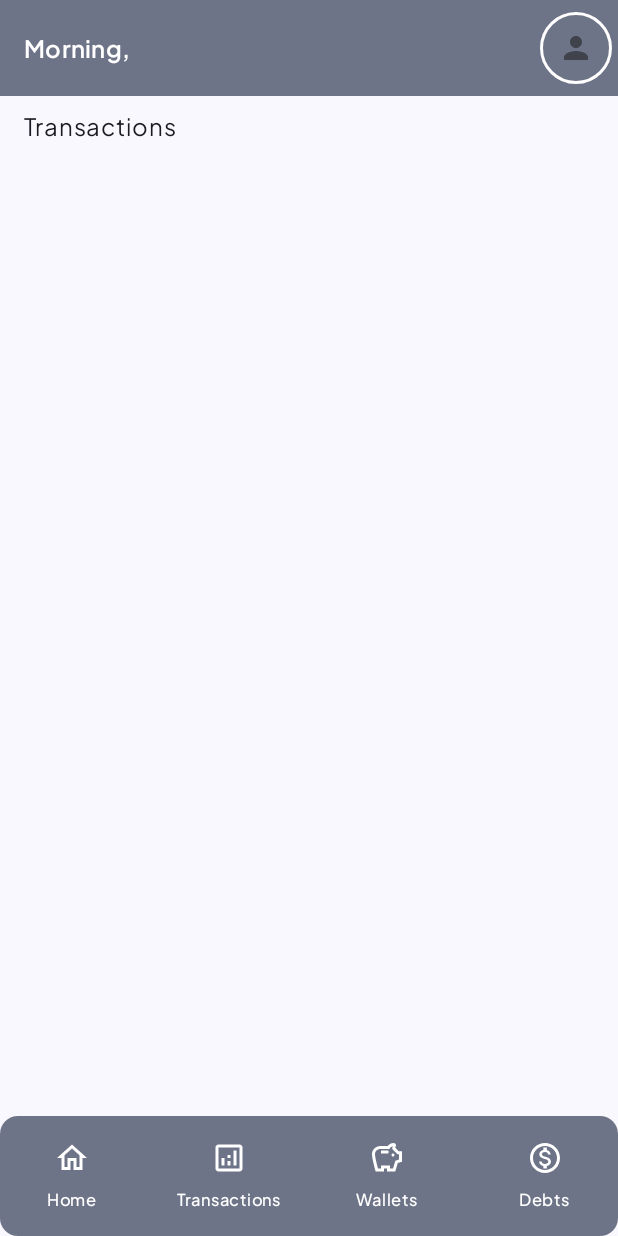
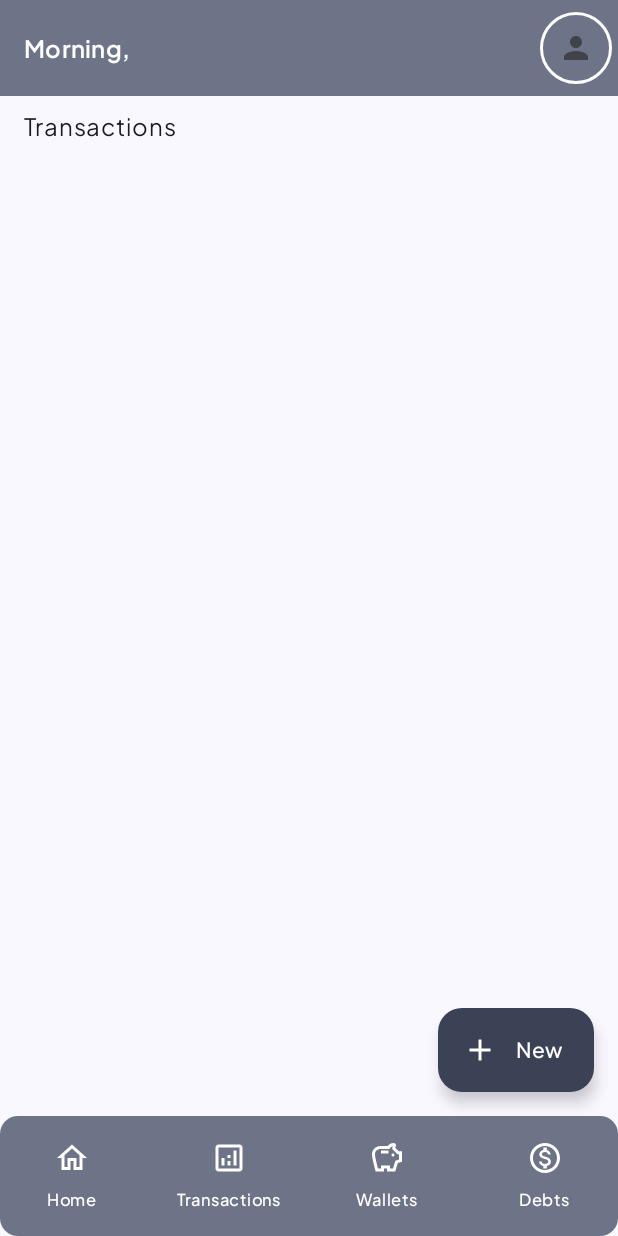
Before and after one commit to andreasmlbngaol/OneWallet, an Android app built with Jetpack Compose: the MainScreen screen opened through its navigation route, item 2 of the bottom bar chosen, on a phone screen of 412 x 824 dp. Run offline under Robolectric (Android 15) with nearby library versions, the phone set to English and light mode, and no system bars; our stand-ins replace Dagger/Hilt's generated code, Firebase (no records; nobody signed in at launch, a user with empty details on screens opened directly); 3 statements that could not run were skipped.

Commit message:
Testing Floating Action Button

```diff
--- a/app/build.gradle.kts
+++ b/app/build.gradle.kts
@@ -16,6 +16,7 @@ android {
     defaultConfig {
         applicationId = "com.mightysana.onewallet"
         minSdk = 30
+        //noinspection OldTargetApi
         targetSdk = 34
         versionCode = 1
         versionName = "1.0"
@@ -41,6 +42,7 @@ android {
     }
     kotlinOptions {
         jvmTarget = "11"
+        freeCompilerArgs += listOf("-Xlint:deprecation")
     }
     buildFeatures {
         compose = true
--- a/app/src/main/java/com/mightysana/onewallet/main/presentation/main/MainScreen.kt
+++ b/app/src/main/java/com/mightysana/onewallet/main/presentation/main/MainScreen.kt
@@ -1,11 +1,15 @@
 package com.mightysana.onewallet.main.presentation.main
 
+import androidx.compose.animation.AnimatedContent
 import androidx.compose.foundation.BorderStroke
 import androidx.compose.foundation.border
+import androidx.compose.foundation.layout.Arrangement
+import androidx.compose.foundation.layout.Column
 import androidx.compose.foundation.layout.fillMaxSize
 import androidx.compose.foundation.layout.padding
 import androidx.compose.foundation.shape.CircleShape
 import androidx.compose.material3.ExperimentalMaterial3Api
+import androidx.compose.material3.ExtendedFloatingActionButton
 import androidx.compose.material3.IconButton
 import androidx.compose.material3.MaterialTheme
 import androidx.compose.material3.NavigationBar
@@ -17,10 +21,12 @@ import androidx.compose.material3.Surface
 import androidx.compose.material3.Text
 import androidx.compose.material3.TopAppBar
 import androidx.compose.material3.TopAppBarDefaults
+import androidx.compose.material3.contentColorFor
 import androidx.compose.material3.rememberTopAppBarState
 import androidx.compose.runtime.Composable
 import androidx.compose.runtime.collectAsState
 import androidx.compose.runtime.getValue
+import androidx.compose.ui.Alignment
 import androidx.compose.ui.Modifier
 import androidx.compose.ui.draw.clip
 import androidx.compose.ui.input.nestedscroll.nestedScroll
@@ -98,11 +104,12 @@ fun MainScreen(
 
     val scrollBehavior = TopAppBarDefaults.exitUntilCollapsedScrollBehavior(rememberTopAppBarState())
     val userProfile by viewModel.userProfile.collectAsState()
+    val expanded by viewModel.expanded.collectAsState()
 
     val containerColor = MaterialTheme.colorScheme.secondaryContainer
-    val contentColor = MaterialTheme.colorScheme.onSecondaryContainer
+    val contentColor = contentColorFor(containerColor)
     val selectedContainerColor = MaterialTheme.colorScheme.secondary
-    val selectedContentColor = MaterialTheme.colorScheme.onSecondary
+    val selectedContentColor = contentColorFor(selectedContainerColor)
 
     Scaffold(
         modifier = modifier.nestedScroll(scrollBehavior.nestedScrollConnection),
@@ -195,7 +202,58 @@ fun MainScreen(
                     )
                 }
             }
+        },
+        floatingActionButton = {
+            AnimatedContent(expanded, label = "") {
+                val buttonContainerColor = MaterialTheme.colorScheme.primaryContainer
+                val buttonContentColor = contentColorFor(buttonContainerColor)
+
+                Column(
+                    horizontalAlignment = Alignment.End,
+                    verticalArrangement = Arrangement.spacedBy(8.dp)
+                ) {
+                    val optionContainerColor = MaterialTheme.colorScheme.secondary
+                    val optionContentColor = contentColorFor(optionContainerColor)
+
+                    if (it) {
+                        ExtendedFloatingActionButton(
+                            onClick = {},
+                            text = { Text(text = "Wallet") },
+                            containerColor = buttonContainerColor,
+                            contentColor = buttonContentColor,
+                            icon = { OneIcon(OneIcons.WalletsUnselected) }
+                        )
+
+                        ExtendedFloatingActionButton(
+                            onClick = {},
+                            text = { Text(text = "Debt") },
+                            containerColor = buttonContainerColor,
+                            contentColor = buttonContentColor,
+                            icon = { OneIcon(OneIcons.DebtsUnselected) }
+                        )
+
+                        ExtendedFloatingActionButton(
+                            onClick = {},
+                            text = { Text(text = "Transaction") },
+                            containerColor = buttonContainerColor,
+                            contentColor = buttonContentColor,
+                            icon = { OneIcon(OneIcons.TransactionsUnselected) }
+                        )
+
+                    }
+
+                    ExtendedFloatingActionButton(
+                        expanded = !it,
+                        onClick = { viewModel.toggleExpanded() },
+                        text = { Text(text = "New") },
+                        containerColor = optionContainerColor,
+                        contentColor = optionContentColor,
+                        icon = { OneIcon(if(!it) OneIcons.Plus else OneIcons.Minus) }
+                    )
+                }
+            }
         }
+
     ) {
         Surface(
             modifier = Modifier
--- a/app/src/main/java/com/mightysana/onewallet/main/presentation/main/MainViewModel.kt
+++ b/app/src/main/java/com/mightysana/onewallet/main/presentation/main/MainViewModel.kt
@@ -3,6 +3,8 @@ package com.mightysana.onewallet.main.presentation.main
 import com.mightysana.onewallet.main.model.OneWalletViewModel
 import com.mightysana.onewallet.oneproject.model.OneProject
 import dagger.hilt.android.lifecycle.HiltViewModel
+import kotlinx.coroutines.flow.MutableStateFlow
+import kotlinx.coroutines.flow.asStateFlow
 import java.time.LocalTime
 import javax.inject.Inject
 
@@ -10,6 +12,16 @@ import javax.inject.Inject
 class MainViewModel @Inject constructor(): OneWalletViewModel() {
     private val hour = LocalTime.now().hour
 
+    private val _expanded = MutableStateFlow(false)
+    val expanded = _expanded.asStateFlow()
+
+    private fun setExpanded(expanded: Boolean) {
+        _expanded.value = expanded
+    }
+
+    fun toggleExpanded() {
+        setExpanded(!expanded.value)
+    }
 
     fun greetings(
         morning: String,
--- a/app/src/main/java/com/mightysana/onewallet/oneproject/auth/presentation/register/RegisterScreen.kt
+++ b/app/src/main/java/com/mightysana/onewallet/oneproject/auth/presentation/register/RegisterScreen.kt
@@ -8,6 +8,7 @@ import androidx.compose.foundation.layout.padding
 import androidx.compose.foundation.layout.widthIn
 import androidx.compose.foundation.text.KeyboardOptions
 import androidx.compose.material3.Button
+import androidx.compose.material3.ButtonDefaults
 import androidx.compose.material3.ExperimentalMaterial3Api
 import androidx.compose.material3.IconButton
 import androidx.compose.material3.MaterialTheme
@@ -158,6 +159,10 @@ fun RegisterScreen(
 
                     // RegisterButton
                     Button(
+                        colors = ButtonDefaults.buttonColors().copy(
+                            containerColor = MaterialTheme.colorScheme.secondary,
+                            contentColor = MaterialTheme.colorScheme.onSecondary
+                        ),
                         onClick = {
                             viewModel.validateRegisterForm(context) {
                                 viewModel.register {
--- a/app/src/main/java/com/mightysana/onewallet/oneproject/auth/presentation/sign_up/SignUpScreen.kt
+++ b/app/src/main/java/com/mightysana/onewallet/oneproject/auth/presentation/sign_up/SignUpScreen.kt
@@ -10,6 +10,7 @@ import androidx.compose.material.icons.Icons
 import androidx.compose.material.icons.filled.Visibility
 import androidx.compose.material.icons.filled.VisibilityOff
 import androidx.compose.material3.Button
+import androidx.compose.material3.ButtonDefaults
 import androidx.compose.material3.IconButton
 import androidx.compose.material3.MaterialTheme
 import androidx.compose.material3.Scaffold
@@ -161,6 +162,10 @@ fun SignUpScreen(
 
                     // LoginButton
                     Button(
+                        colors = ButtonDefaults.buttonColors().copy(
+                            containerColor = MaterialTheme.colorScheme.secondary,
+                            contentColor = MaterialTheme.colorScheme.onSecondary
+                        ),
                         onClick = {
                             viewModel.validateSignUpForm(context) {
                                 viewModel.onSignUpWithEmailAndPassword(
--- a/app/src/main/java/com/mightysana/onewallet/oneproject/model/OneModel.kt
+++ b/app/src/main/java/com/mightysana/onewallet/oneproject/model/OneModel.kt
@@ -2,6 +2,7 @@ package com.mightysana.onewallet.oneproject.model
 
 import androidx.annotation.StringRes
 import androidx.compose.material.icons.Icons
+import androidx.compose.material.icons.filled.Add
 import androidx.compose.material.icons.filled.AlternateEmail
 import androidx.compose.material.icons.filled.Analytics
 import androidx.compose.material.icons.filled.ArrowDropDown
@@ -15,6 +16,7 @@ import androidx.compose.material.icons.filled.Password
 import androidx.compose.material.icons.filled.Person
 import androidx.compose.material.icons.filled.Person2
 import androidx.compose.material.icons.filled.QuestionMark
+import androidx.compose.material.icons.filled.Remove
 import androidx.compose.material.icons.filled.Savings
 import androidx.compose.material.icons.filled.Wc
 import androidx.compose.material.icons.filled.Woman
@@ -67,6 +69,8 @@ data class BottomNavBarItem(
 
 
 object OneIcons {
+    val Plus: ImageVector = Icons.Default.Add
+    val Minus: ImageVector = Icons.Default.Remove
     val DashboardSelected: ImageVector = Icons.Filled.Home
     val DashboardUnselected: ImageVector = Icons.Outlined.Home
     val TransactionsSelected: ImageVector = Icons.Filled.Analytics
```
